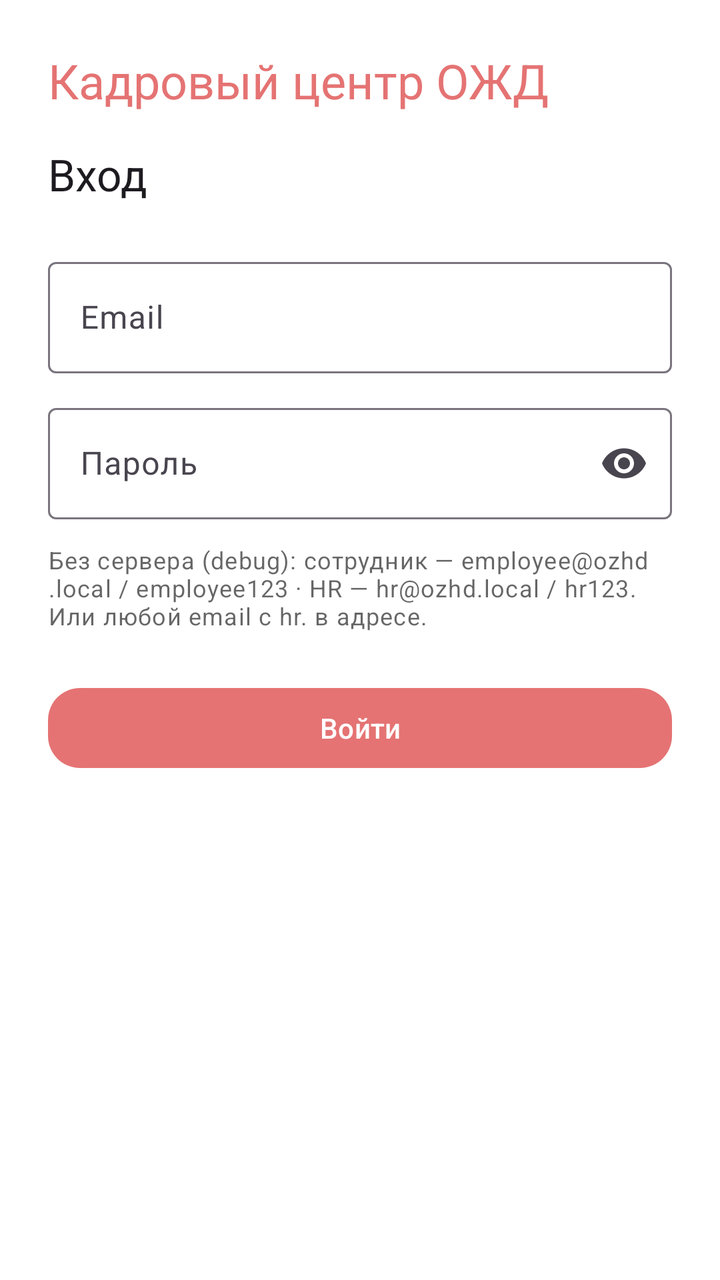
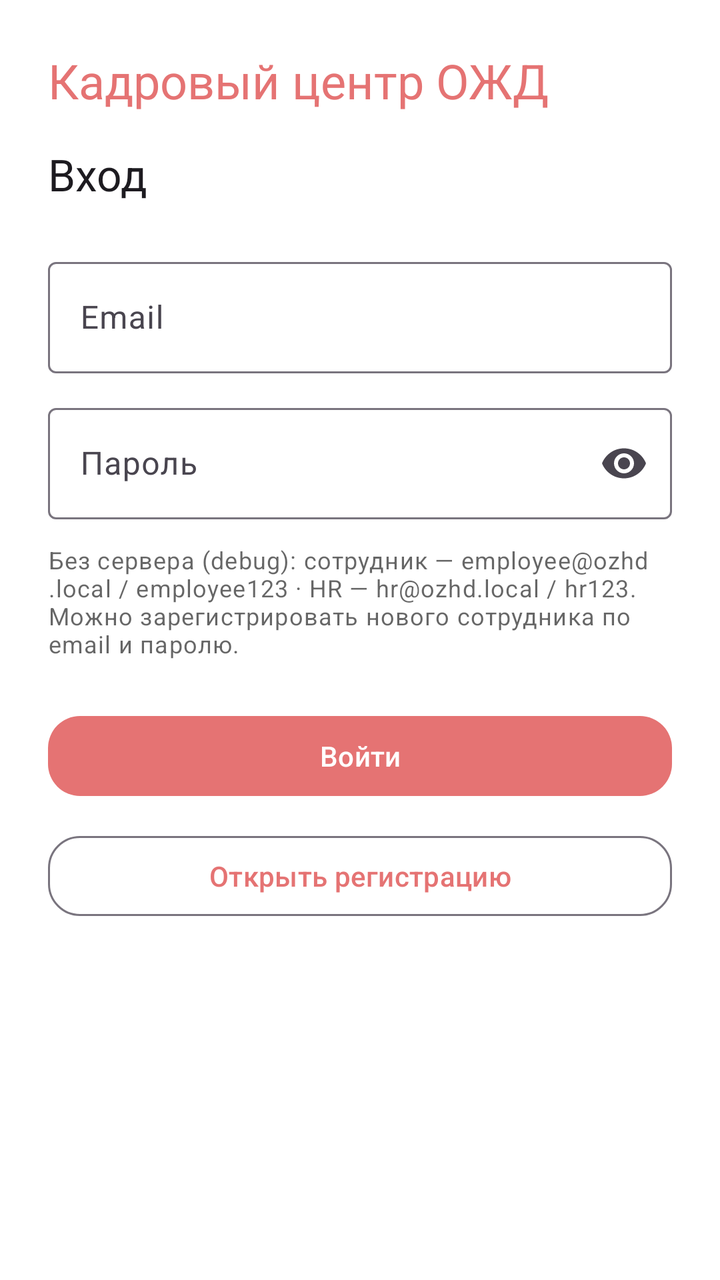

The first picture is an Android layout as it rendered before a commit; the second is the same layout after the commit. The layout source and the unified diff follow.
<!-- AndroidManifest.xml: application theme Theme.KadrovSupport -->
<!-- res/layout/activity_login.xml -->
<?xml version="1.0" encoding="utf-8"?>
<androidx.core.widget.NestedScrollView xmlns:android="http://schemas.android.com/apk/res/android"
    xmlns:app="http://schemas.android.com/apk/res-auto"
    android:layout_width="match_parent"
    android:layout_height="match_parent"
    android:background="?attr/colorSurface"
    android:fillViewport="true">

    <LinearLayout
        android:layout_width="match_parent"
        android:layout_height="wrap_content"
        android:orientation="vertical"
        android:padding="24dp">

        <TextView
            android:layout_width="match_parent"
            android:layout_height="wrap_content"
            android:paddingBottom="16dp"
            android:text="@string/app_name"
            android:textAppearance="?attr/textAppearanceHeadlineSmall"
            android:textColor="@color/accent_primary" />

        <TextView
            android:layout_width="match_parent"
            android:layout_height="wrap_content"
            android:paddingBottom="24dp"
            android:text="@string/login_title"
            android:textAppearance="?attr/textAppearanceTitleLarge" />

        <com.google.android.material.textfield.TextInputLayout
            android:id="@+id/layout_email"
            style="@style/Widget.Material3.TextInputLayout.OutlinedBox"
            android:layout_width="match_parent"
            android:layout_height="wrap_content"
            android:hint="@string/login_email">

            <com.google.android.material.textfield.TextInputEditText
                android:id="@+id/input_email"
                android:layout_width="match_parent"
                android:layout_height="wrap_content"
                android:inputType="textEmailAddress"
                android:maxLines="1" />
        </com.google.android.material.textfield.TextInputLayout>

        <com.google.android.material.textfield.TextInputLayout
            android:id="@+id/layout_password"
            style="@style/Widget.Material3.TextInputLayout.OutlinedBox"
            android:layout_width="match_parent"
            android:layout_height="wrap_content"
            android:layout_marginTop="12dp"
            android:hint="@string/login_password"
            app:endIconMode="password_toggle">

            <com.google.android.material.textfield.TextInputEditText
                android:id="@+id/input_password"
                android:layout_width="match_parent"
                android:layout_height="wrap_content"
                android:inputType="textPassword"
                android:maxLines="1" />
        </com.google.android.material.textfield.TextInputLayout>

        <TextView
            android:id="@+id/text_demo_hint"
            android:layout_width="match_parent"
            android:layout_height="wrap_content"
            android:layout_marginTop="12dp"
            android:text="@string/login_hint_demo"
            android:textAppearance="?attr/textAppearanceBodySmall"
            android:textColor="@color/text_secondary" />

        <com.google.android.material.button.MaterialButton
            android:id="@+id/button_login"
            android:layout_width="match_parent"
            android:layout_height="wrap_content"
            android:layout_marginTop="24dp"
            android:text="@string/login_submit"
            app:cornerRadius="16dp" />

        <ProgressBar
            android:id="@+id/progress"
            style="?android:attr/progressBarStyle"
            android:layout_width="wrap_content"
            android:layout_height="wrap_content"
            android:layout_gravity="center_horizontal"
            android:layout_marginTop="16dp"
            android:visibility="gone" />

    </LinearLayout>
</androidx.core.widget.NestedScrollView>
<!-- resources referenced by this layout -->
<resources>
  <color name="accent_primary">#E57373</color>
  <color name="text_secondary">#99000000</color>
  <string name="app_name">Кадровый центр ОЖД</string>
  <string name="login_email">Email</string>
  <string name="login_hint_demo">Без сервера (debug): сотрудник — employee@ozhd.local / employee123 · HR — hr@ozhd.local / hr123. Или любой email с hr. в адресе.</string>
  <string name="login_password">Пароль</string>
  <string name="login_submit">Войти</string>
  <string name="login_title">Вход</string>
  <style name="Theme.KadrovSupport" parent="Base.Theme.KadrovSupport" />
  <style name="Base.Theme.KadrovSupport" parent="Theme.Material3.DayNight.NoActionBar">
          <item name="colorPrimary">@color/accent_primary</item>
          <item name="colorOnPrimary">@color/white</item>
          <item name="colorPrimaryContainer">@color/accent_secondary</item>
          <item name="colorSurface">@color/white</item>
          <item name="android:colorBackground">@color/white</item>
          <item name="shapeAppearanceSmallComponent">@style/Shape.Kadrov.Small</item>
          <item name="shapeAppearanceMediumComponent">@style/Shape.Kadrov.Medium</item>
          <item name="shapeAppearanceLargeComponent">@style/Shape.Kadrov.Large</item>
      </style>
  <color name="white">#FFFFFF</color>
  <color name="accent_secondary">#F28B82</color>
  <style name="Shape.Kadrov.Small" parent="ShapeAppearance.Material3.SmallComponent">
          <item name="cornerFamily">rounded</item>
          <item name="cornerSize">12dp</item>
      </style>
  <style name="Shape.Kadrov.Medium" parent="ShapeAppearance.Material3.MediumComponent">
          <item name="cornerFamily">rounded</item>
          <item name="cornerSize">16dp</item>
      </style>
  <style name="Shape.Kadrov.Large" parent="ShapeAppearance.Material3.LargeComponent">
          <item name="cornerFamily">rounded</item>
          <item name="cornerSize">24dp</item>
      </style>
</resources>

<!-- the commit's change to res/layout/activity_login.xml (unified diff, before → after) -->
@@ -76,6 +76,15 @@
             android:text="@string/login_submit"
             app:cornerRadius="16dp" />
 
+        <com.google.android.material.button.MaterialButton
+            android:id="@+id/button_open_register"
+            style="@style/Widget.Material3.Button.OutlinedButton"
+            android:layout_width="match_parent"
+            android:layout_height="wrap_content"
+            android:layout_marginTop="12dp"
+            android:text="@string/login_open_register"
+            app:cornerRadius="16dp" />
+
         <ProgressBar
             android:id="@+id/progress"
             style="?android:attr/progressBarStyle"
<!-- resource entries referenced after the edit -->
@@ -4,7 +4,8 @@
   <color name="text_secondary">#99000000</color>
   <string name="app_name">Кадровый центр ОЖД</string>
   <string name="login_email">Email</string>
-  <string name="login_hint_demo">Без сервера (debug): сотрудник — employee@ozhd.local / employee123 · HR — hr@ozhd.local / hr123. Или любой email с hr. в адресе.</string>
+  <string name="login_hint_demo">Без сервера (debug): сотрудник — employee@ozhd.local / employee123 · HR — hr@ozhd.local / hr123. Можно зарегистрировать нового сотрудника по email и паролю.</string>
+  <string name="login_open_register">Открыть регистрацию</string>
   <string name="login_password">Пароль</string>
   <string name="login_submit">Войти</string>
   <string name="login_title">Вход</string>
